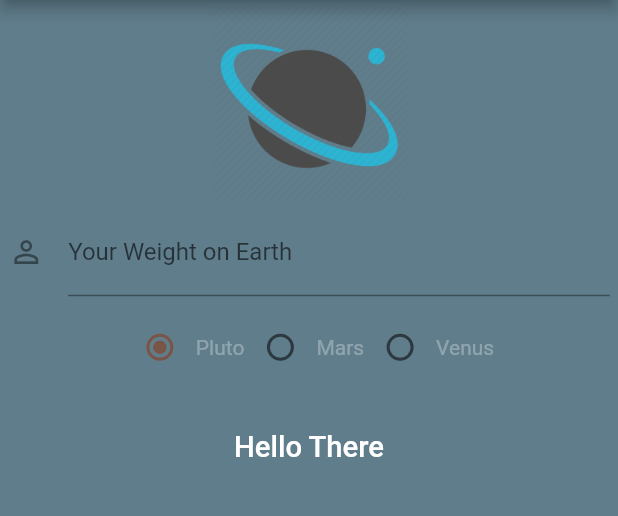
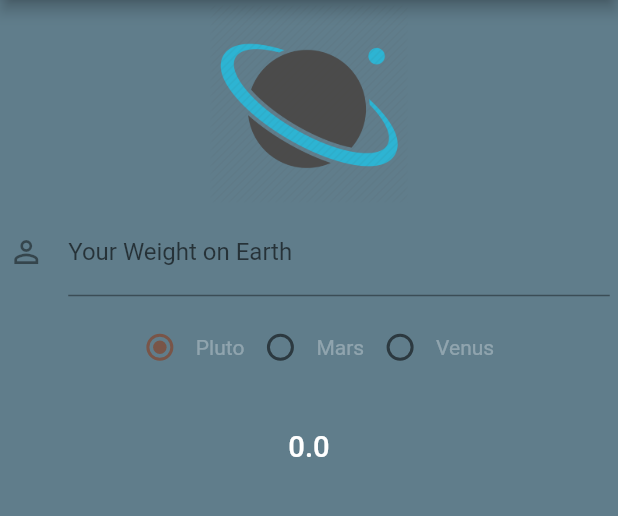
Before and after one commit to ashenmalaka/Flutter_App_Weight_On_Planet, a Flutter app: the screen it shows after launch, on a phone screen of 412 x 824 dp, the part 84-600 px from its top. Run offline on Flutter 3.47's test engine with Material 2 defaults, Android fonts, the phone set to English and light mode, and no system bars.

Commit message:
Changed text

```diff
--- a/lib/ui/home.dart
+++ b/lib/ui/home.dart
@@ -136,7 +136,7 @@ class HomeState extends State<Home> {
                   new Padding(padding: new EdgeInsets.all(15.5)),
                   //Result Text
                   new Text(
-                    "Hello There",
+                    "$_finalResult",
                     style: new TextStyle(
                       color: Colors.white,
                       fontWeight: FontWeight.w500,
```
